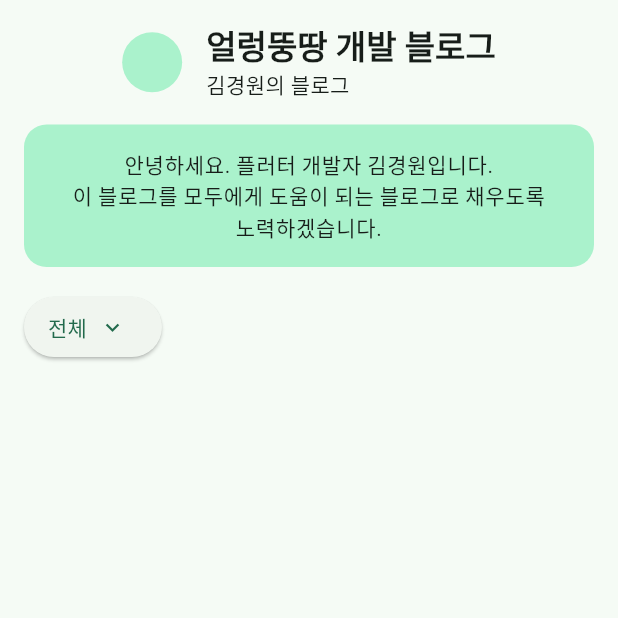
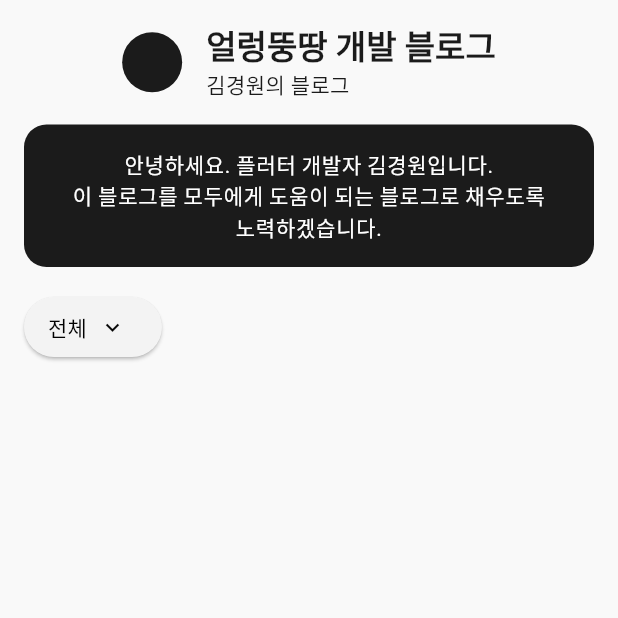
Before and after one commit to KimKyungWon0519/KimKyungWon0519.github.io, a Flutter app: the screen it shows after launch, on a phone screen of 412 x 824 dp, the top half of it. Run offline on Flutter 3.47's test engine with Material 3 defaults, Android fonts, the phone set to English and light mode, and no system bars; our stand-ins replace flutter_markdown, flutter_riverpod, flutter_svg, responsive_builder, riverpod_annotation, yaml; generated files the repository leaves out were written again; Roboto replaces fonts that are missing (GmarketSans).

Commit message:
FEAT: Change MainColor

```diff
--- a/lib/main.dart
+++ b/lib/main.dart
@@ -26,7 +26,8 @@ class MyApp extends StatelessWidget {
       theme: ThemeData(
         fontFamily: 'GmarketSans',
         colorScheme: ColorScheme.fromSeed(
-          seedColor: const Color(0xFFE0F8E8),
+          seedColor: Colors.black,
+          dynamicSchemeVariant: DynamicSchemeVariant.content,
         ),
       ),
       home: const HomePage(),
--- a/lib/src/pages/home_page/local_widgets/header.dart
+++ b/lib/src/pages/home_page/local_widgets/header.dart
@@ -62,6 +62,7 @@ class _Introduction extends StatelessWidget {
         child: Text(
           wrappedKorean(
               '안녕하세요. 플러터 개발자 김경원입니다.\n이 블로그를 모두에게 도움이 되는 블로그로 채우도록 노력하겠습니다.'),
+          style: const TextStyle(color: Colors.white),
           textAlign: TextAlign.center,
         ),
       ),
```
